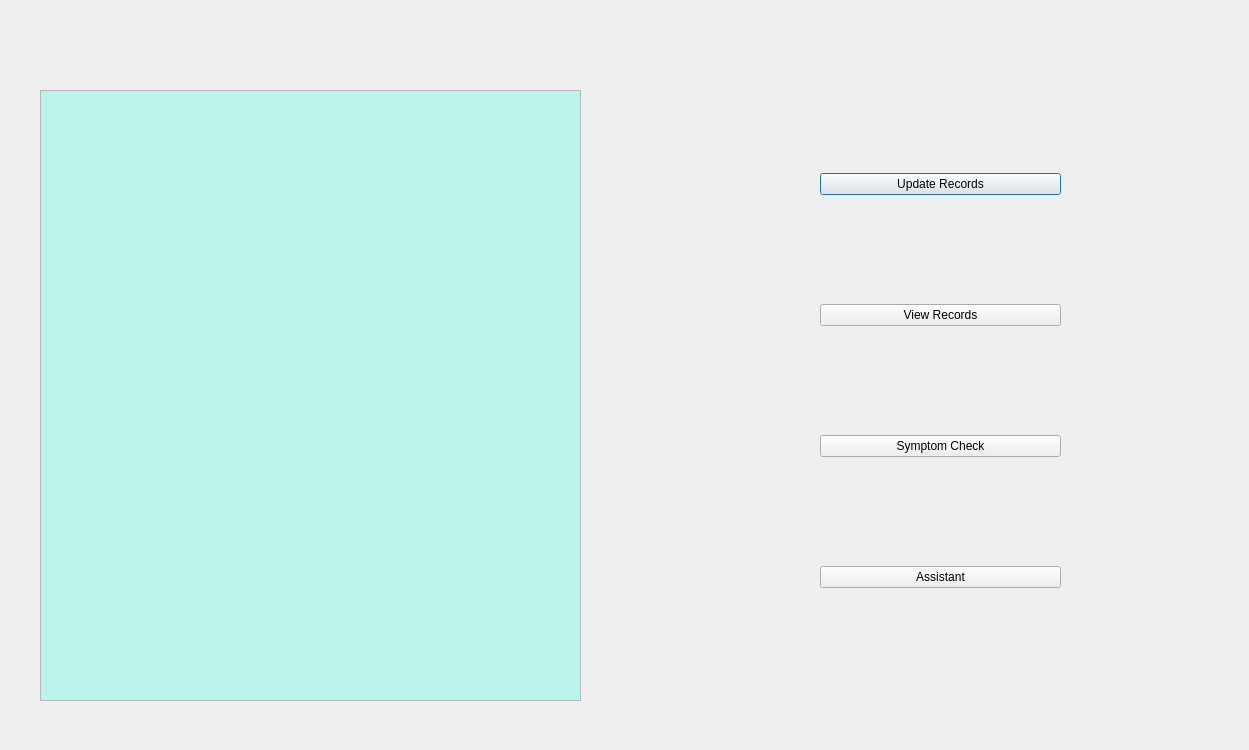
This is Minor project - Copy/project/dashboard.ui in rishabhs-s/Minor as Qt 5 draws it before an edit. The edited form follows.
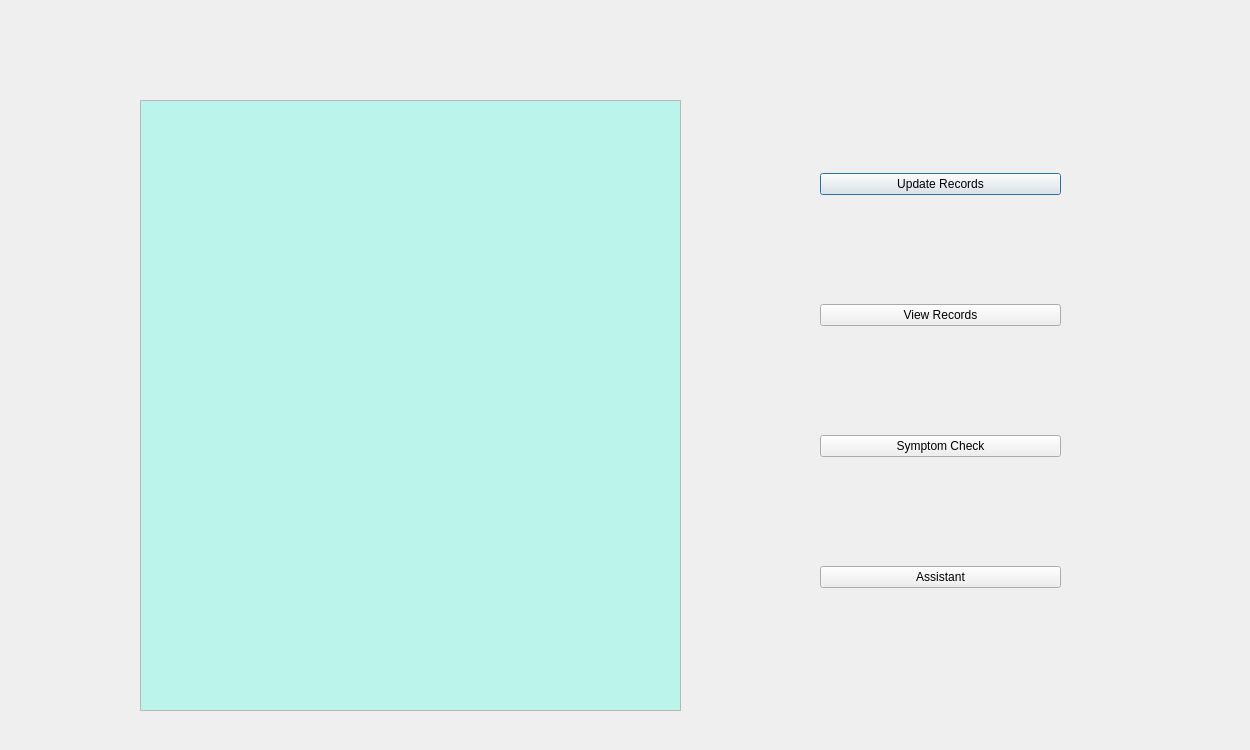
This is the edited form.

```diff
--- a/Minor project - Copy/project/dashboard.ui
+++ b/Minor project - Copy/project/dashboard.ui
@@ -6,7 +6,7 @@
    <rect>
     <x>0</x>
     <y>0</y>
-    <width>1249</width>
+    <width>1250</width>
     <height>750</height>
    </rect>
   </property>
@@ -22,8 +22,8 @@
   <widget class="QTextBrowser" name="textBrowser">
    <property name="geometry">
     <rect>
-     <x>40</x>
-     <y>90</y>
+     <x>140</x>
+     <y>100</y>
      <width>541</width>
      <height>611</height>
     </rect>
```
Left out of the diff: 2 changed lines with no effect on the pictures.
